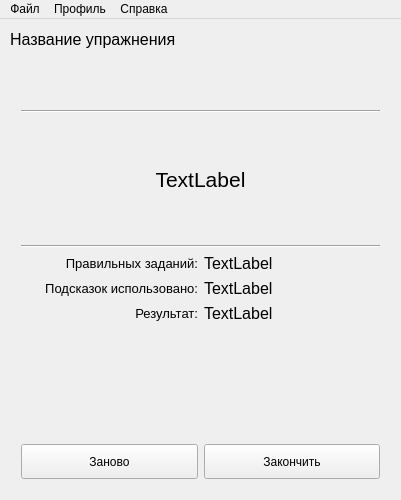
Old version of the form app/window/mainwindow.ui in the repository Rexagon/kanji-tutor.
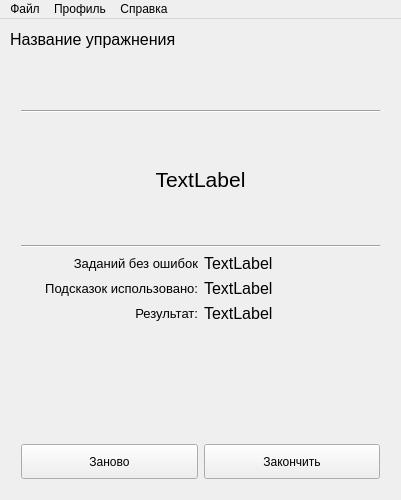
New version of the form. The open tabs and pages were chosen to show the change.

Patch:
```diff
--- a/app/window/mainwindow.ui
+++ b/app/window/mainwindow.ui
@@ -726,7 +726,7 @@
           </font>
          </property>
          <property name="text">
-          <string>Правильных заданий:</string>
+          <string>Заданий без ошибок</string>
          </property>
          <property name="alignment">
           <set>Qt::AlignRight|Qt::AlignTrailing|Qt::AlignVCenter</set>
```
